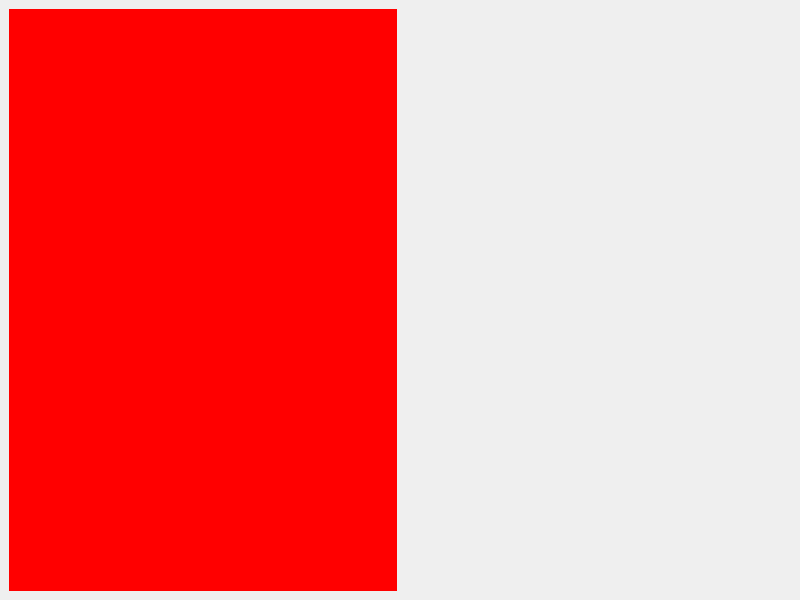
Old version of the form Qtttttt/TetsWidget/MainWindow.ui in the repository tianen1573/QT.
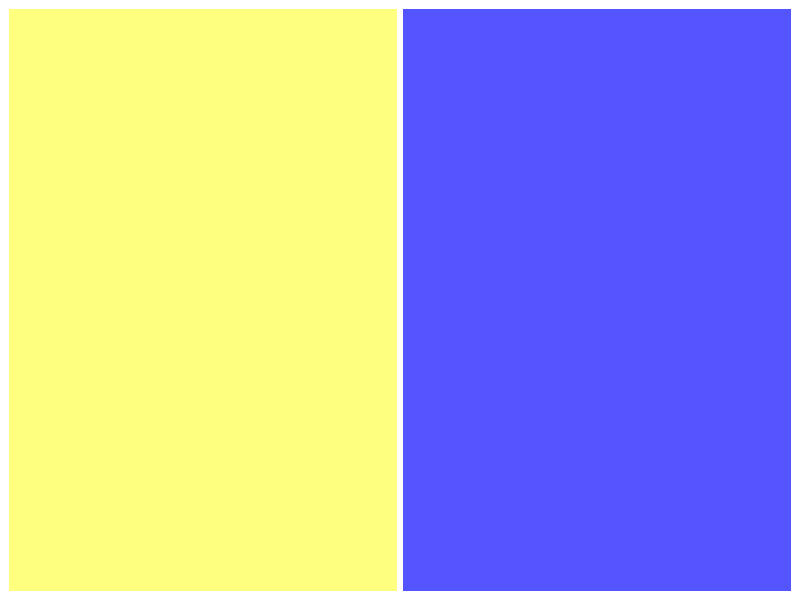
New version of the form.

The edit to the form file:
```diff
--- a/Qtttttt/TetsWidget/MainWindow.ui
+++ b/Qtttttt/TetsWidget/MainWindow.ui
@@ -13,31 +13,27 @@
   <property name="windowTitle">
    <string>MainWindow</string>
   </property>
+  <property name="styleSheet">
+   <string notr="true">background: transparent;</string>
+  </property>
   <widget class="QWidget" name="centralwidget">
    <property name="styleSheet">
-    <string notr="true">background-color: transparent;</string>
+    <string notr="true"/>
    </property>
    <layout class="QHBoxLayout" name="horizontalLayout">
     <item>
      <widget class="QWidget" name="widget" native="true">
       <property name="styleSheet">
-       <string notr="true">background-color: rgb(255, 0, 0);</string>
+       <string notr="true">background-color: rgb(255, 255, 127);</string>
       </property>
-      <layout class="QVBoxLayout" name="verticalLayout">
-       <item>
-        <widget class="QWidget" name="widget_3" native="true"/>
-       </item>
-       <item>
-        <widget class="QWidget" name="widget_4" native="true"/>
-       </item>
-       <item>
-        <widget class="QWidget" name="widget_5" native="true"/>
-       </item>
-      </layout>
      </widget>
     </item>
     <item>
-     <widget class="QWidget" name="widget_2" native="true"/>
+     <widget class="QWidget" name="widget_2" native="true">
+      <property name="styleSheet">
+       <string notr="true">background-color: rgb(85, 85, 255);</string>
+      </property>
+     </widget>
     </item>
    </layout>
   </widget>
```
